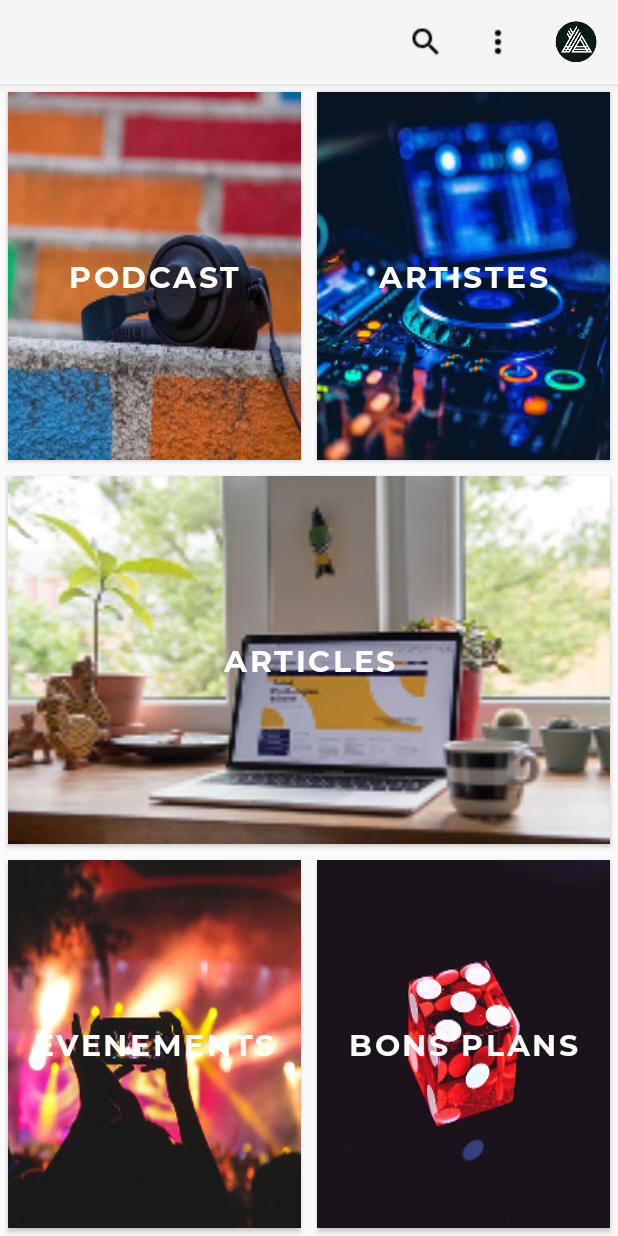
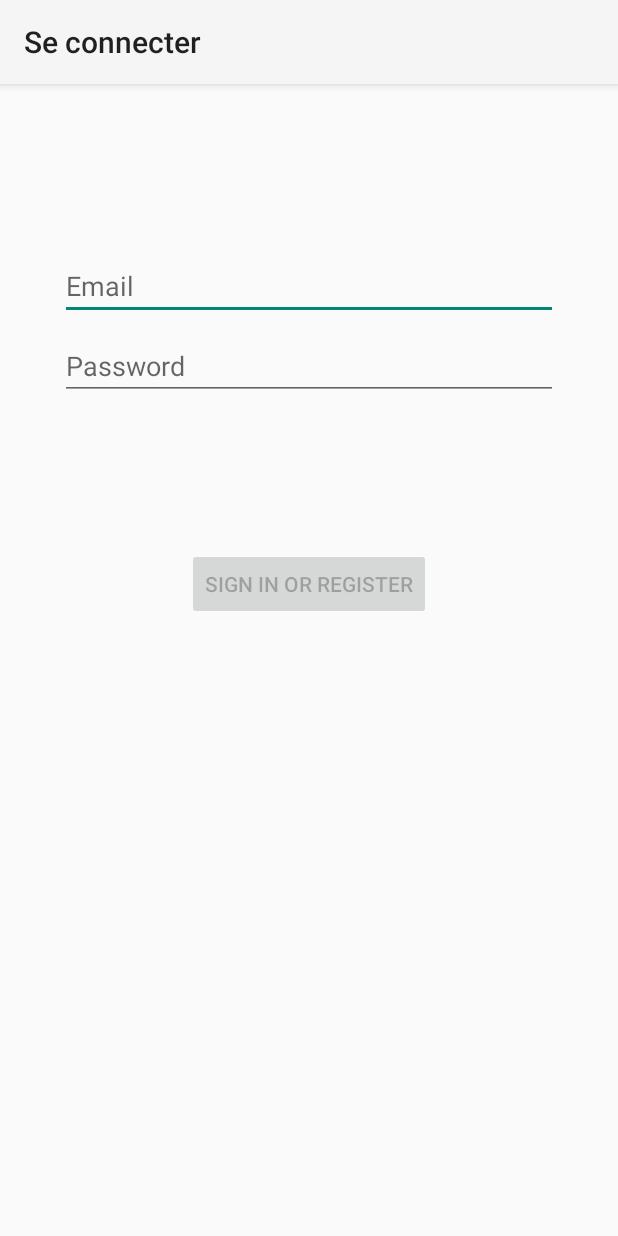
Before and after one commit to louloub/App23, an Android app: the screen it shows after launch (MainActivity before the commit, LoginActivity after it), on a phone screen of 412 x 824 dp. Run offline under Robolectric (Android 15) with nearby library versions, the phone set to English and light mode, and no system bars.

Commit message:
with login activity

```diff
--- a/app/build.gradle
+++ b/app/build.gradle
@@ -26,6 +26,8 @@
     implementation fileTree(dir: 'libs', include: ['*.jar'])
     implementation 'com.android.support:appcompat-v7:28.0.0'
     implementation 'com.android.support.constraint:constraint-layout:1.1.3'
+    implementation 'com.android.support:support-annotations:28.0.0'
+    implementation 'android.arch.lifecycle:extensions:1.1.1'
     testImplementation 'junit:junit:4.12'
     androidTestImplementation 'com.android.support.test:runner:1.0.2'
     androidTestImplementation 'com.android.support.test.espresso:espresso-core:3.0.2'
--- a/app/src/main/AndroidManifest.xml
+++ b/app/src/main/AndroidManifest.xml
@@ -11,7 +11,10 @@
         android:roundIcon="@mipmap/ic_launcher_round"
         android:supportsRtl="true"
         android:theme="@style/Theme.AppCompat.Light">
-        <activity android:name=".Activity.EventPageActivity"></activity>
+        <activity
+            android:name=".Activity.ui.login.LoginActivity"
+            android:label="@string/title_activity_login"></activity>
+        <activity android:name=".Activity.EventPageActivity" />
         <activity android:name=".Activity.EventListActivity" />
         <activity android:name=".Activity.ArticlesListActivity" />
         <activity android:name=".Activity.ArtistesPageActivity" />
--- a/app/src/main/java/com/example/app23/Activity/MainActivity.java
+++ b/app/src/main/java/com/example/app23/Activity/MainActivity.java
@@ -10,6 +10,7 @@
 import android.view.animation.AnimationUtils;
 import android.widget.Button;
 
+import com.example.app23.Activity.ui.login.LoginActivity;
 import com.example.app23.R;
 
 public class MainActivity extends OptionMenuActivity {
@@ -22,6 +23,9 @@
     protected void onCreate(Bundle savedInstanceState) {
         super.onCreate(savedInstanceState);
         setContentView(R.layout.activity_main);
+
+        Intent intent = new Intent(this, LoginActivity.class);
+        startActivity(intent);
 
         // BUTTON ANIMATION
         Animation animation = AnimationUtils.loadAnimation(MainActivity.this, R.anim.alpha);
--- /dev/null
+++ b/app/src/main/java/com/example/app23/Activity/data/LoginRepository.java
@@ -0,0 +1,54 @@
+package com.example.app23.Activity.data;
+
+import com.example.app23.Activity.data.model.LoggedInUser;
+
+/**
+ * Class that requests authentication and user information from the remote data source and
+ * maintains an in-memory cache of login status and user credentials information.
+ */
+public class LoginRepository {
+
+    private static volatile LoginRepository instance;
+
+    private LoginDataSource dataSource;
+
+    // If user credentials will be cached in local storage, it is recommended it be encrypted
+    // @see https://developer.android.com/training/articles/keystore
+    private LoggedInUser user = null;
+
+    // private constructor : singleton access
+    private LoginRepository(LoginDataSource dataSource) {
+        this.dataSource = dataSource;
+    }
+
+    public static LoginRepository getInstance(LoginDataSource dataSource) {
+        if (instance == null) {
+            instance = new LoginRepository(dataSource);
+        }
+        return instance;
+    }
+
+    public boolean isLoggedIn() {
+        return user != null;
+    }
+
+    public void logout() {
+        user = null;
+        dataSource.logout();
+    }
+
+    private void setLoggedInUser(LoggedInUser user) {
+        this.user = user;
+        // If user credentials will be cached in local storage, it is recommended it be encrypted
+        // @see https://developer.android.com/training/articles/keystore
+    }
+
+    public Result<LoggedInUser> login(String username, String password) {
+        // handle login
+        Result<LoggedInUser> result = dataSource.login(username, password);
+        if (result instanceof Result.Success) {
+            setLoggedInUser(((Result.Success<LoggedInUser>) result).getData());
+        }
+        return result;
+    }
+}
--- /dev/null
+++ b/app/src/main/java/com/example/app23/Activity/ui/login/LoginActivity.java
@@ -0,0 +1,127 @@
+package com.example.app23.Activity.ui.login;
+
+import android.app.Activity;
+import android.arch.lifecycle.Observer;
+import android.arch.lifecycle.ViewModelProviders;
+import android.os.Bundle;
+import android.support.annotation.Nullable;
+import android.support.annotation.StringRes;
+import android.support.v7.app.AppCompatActivity;
+import android.text.Editable;
+import android.text.TextWatcher;
+import android.view.KeyEvent;
+import android.view.View;
+import android.view.inputmethod.EditorInfo;
+import android.widget.Button;
+import android.widget.EditText;
+import android.widget.ProgressBar;
+import android.widget.TextView;
+import android.widget.Toast;
+
+import com.example.app23.Activity.ui.login.LoginViewModel;
+import com.example.app23.Activity.ui.login.LoginViewModelFactory;
+import com.example.app23.R;
+
+public class LoginActivity extends AppCompatActivity {
+
+    private LoginViewModel loginViewModel;
+
+    @Override
+    public void onCreate(Bundle savedInstanceState) {
+        super.onCreate(savedInstanceState);
+        setContentView(R.layout.activity_login);
+        loginViewModel = ViewModelProviders.of(this, new LoginViewModelFactory())
+                .get(LoginViewModel.class);
+
+        final EditText usernameEditText = findViewById(R.id.username);
+        final EditText passwordEditText = findViewById(R.id.password);
+        final Button loginButton = findViewById(R.id.login);
+        final ProgressBar loadingProgressBar = findViewById(R.id.loading);
+
+        loginViewModel.getLoginFormState().observe(this, new Observer<LoginFormState>() {
+            @Override
+            public void onChanged(@Nullable LoginFormState loginFormState) {
+                if (loginFormState == null) {
+                    return;
+                }
+                loginButton.setEnabled(loginFormState.isDataValid());
+                if (loginFormState.getUsernameError() != null) {
+                    usernameEditText.setError(getString(loginFormState.getUsernameError()));
+                }
+                if (loginFormState.getPasswordError() != null) {
+                    passwordEditText.setError(getString(loginFormState.getPasswordError()));
+                }
+            }
+        });
+
+        loginViewModel.getLoginResult().observe(this, new Observer<LoginResult>() {
+            @Override
+            public void onChanged(@Nullable LoginResult loginResult) {
+                if (loginResult == null) {
+                    return;
+                }
+                loadingProgressBar.setVisibility(View.GONE);
+                if (loginResult.getError() != null) {
+                    showLoginFailed(loginResult.getError());
+                }
+                if (loginResult.getSuccess() != null) {
+                    updateUiWithUser(loginResult.getSuccess());
+                }
+                setResult(Activity.RESULT_OK);
+
+                //Complete and destroy login activity once successful
+                finish();
+            }
+        });
+
+        TextWatcher afterTextChangedListener = new TextWatcher() {
+            @Override
+            public void beforeTextChanged(CharSequence s, int start, int count, int after) {
+                // ignore
+            }
+
+            @Override
+            public void onTextChanged(CharSequence s, int start, int before, int count) {
+                // ignore
+            }
+
+            @Override
+            public void afterTextChanged(Editable s) {
+                loginViewModel.loginDataChanged(usernameEditText.getText().toString(),
+                        passwordEditText.getText().toString());
+            }
+        };
+        usernameEditText.addTextChangedListener(afterTextChangedListener);
+        passwordEditText.addTextChangedListener(afterTextChangedListener);
+        passwordEditText.setOnEditorActionListener(new TextView.OnEditorActionListener() {
+
+            @Override
+            public boolean onEditorAction(TextView v, int actionId, KeyEvent event) {
+                if (actionId == EditorInfo.IME_ACTION_DONE) {
+                    loginViewModel.login(usernameEditText.getText().toString(),
+                            passwordEditText.getText().toString());
+                }
+                return false;
+            }
+        });
+
+        loginButton.setOnClickListener(new View.OnClickListener() {
+            @Override
+            public void onClick(View v) {
+                loadingProgressBar.setVisibility(View.VISIBLE);
+                loginViewModel.login(usernameEditText.getText().toString(),
+                        passwordEditText.getText().toString());
+            }
+        });
+    }
+
+    private void updateUiWithUser(LoggedInUserView model) {
+        String welcome = getString(R.string.welcome) + model.getDisplayName();
+        // TODO : initiate successful logged in experience
+        Toast.makeText(getApplicationContext(), welcome, Toast.LENGTH_LONG).show();
+    }
+
+    private void showLoginFailed(@StringRes Integer errorString) {
+        Toast.makeText(getApplicationContext(), errorString, Toast.LENGTH_SHORT).show();
+    }
+}
--- /dev/null
+++ b/app/src/main/java/com/example/app23/Activity/ui/login/LoginViewModel.java
@@ -0,0 +1,69 @@
+package com.example.app23.Activity.ui.login;
+
+import android.arch.lifecycle.LiveData;
+import android.arch.lifecycle.MutableLiveData;
+import android.arch.lifecycle.ViewModel;
+import android.util.Patterns;
+
+import com.example.app23.Activity.data.LoginRepository;
+import com.example.app23.Activity.data.Result;
+import com.example.app23.Activity.data.model.LoggedInUser;
+import com.example.app23.R;
+
+public class LoginViewModel extends ViewModel {
+
+    private MutableLiveData<LoginFormState> loginFormState = new MutableLiveData<>();
+    private MutableLiveData<LoginResult> loginResult = new MutableLiveData<>();
+    private LoginRepository loginRepository;
+
+    LoginViewModel(LoginRepository loginRepository) {
+        this.loginRepository = loginRepository;
+    }
+
+    LiveData<LoginFormState> getLoginFormState() {
+        return loginFormState;
+    }
+
+    LiveData<LoginResult> getLoginResult() {
+        return loginResult;
+    }
+
+    public void login(String username, String password) {
+        // can be launched in a separate asynchronous job
+        Result<LoggedInUser> result = loginRepository.login(username, password);
+
+        if (result instanceof Result.Success) {
+            LoggedInUser data = ((Result.Success<LoggedInUser>) result).getData();
+            loginResult.setValue(new LoginResult(new LoggedInUserView(data.getDisplayName())));
+        } else {
+            loginResult.setValue(new LoginResult(R.string.login_failed));
+        }
+    }
+
+    public void loginDataChanged(String username, String password) {
+        if (!isUserNameValid(username)) {
+            loginFormState.setValue(new LoginFormState(R.string.invalid_username, null));
+        } else if (!isPasswordValid(password)) {
+            loginFormState.setValue(new LoginFormState(null, R.string.invalid_password));
+        } else {
+            loginFormState.setValue(new LoginFormState(true));
+        }
+    }
+
+    // A placeholder username validation check
+    private boolean isUserNameValid(String username) {
+        if (username == null) {
+            return false;
+        }
+        if (username.contains("@")) {
+            return Patterns.EMAIL_ADDRESS.matcher(username).matches();
+        } else {
+            return !username.trim().isEmpty();
+        }
+    }
+
+    // A placeholder password validation check
+    private boolean isPasswordValid(String password) {
+        return password != null && password.trim().length() > 5;
+    }
+}
--- /dev/null
+++ b/app/src/main/java/com/example/app23/Activity/ui/login/LoginViewModelFactory.java
@@ -0,0 +1,26 @@
+package com.example.app23.Activity.ui.login;
+
+import android.arch.lifecycle.ViewModel;
+import android.arch.lifecycle.ViewModelProvider;
+import android.support.annotation.NonNull;
+
+import com.example.app23.Activity.data.LoginDataSource;
+import com.example.app23.Activity.data.LoginRepository;
+
+/**
+ * ViewModel provider factory to instantiate LoginViewModel.
+ * Required given LoginViewModel has a non-empty constructor
+ */
+public class LoginViewModelFactory implements ViewModelProvider.Factory {
+
+    @NonNull
+    @Override
+    @SuppressWarnings("unchecked")
+    public <T extends ViewModel> T create(@NonNull Class<T> modelClass) {
+        if (modelClass.isAssignableFrom(LoginViewModel.class)) {
+            return (T) new LoginViewModel(LoginRepository.getInstance(new LoginDataSource()));
+        } else {
+            throw new IllegalArgumentException("Unknown ViewModel class");
+        }
+    }
+}
--- /dev/null
+++ b/app/src/main/res/layout/activity_login.xml
@@ -0,0 +1,78 @@
+<?xml version="1.0" encoding="utf-8"?>
+<android.support.constraint.ConstraintLayout xmlns:android="http://schemas.android.com/apk/res/android"
+    xmlns:app="http://schemas.android.com/apk/res-auto"
+    xmlns:tools="http://schemas.android.com/tools"
+    android:id="@+id/container"
+    android:layout_width="match_parent"
+    android:layout_height="match_parent"
+    android:paddingLeft="@dimen/activity_horizontal_margin"
+    android:paddingTop="@dimen/activity_vertical_margin"
+    android:paddingRight="@dimen/activity_horizontal_margin"
+    android:paddingBottom="@dimen/activity_vertical_margin"
+    tools:context=".Activity.ui.login.LoginActivity">
+
+    <EditText
+        android:id="@+id/username"
+        android:layout_width="0dp"
+        android:layout_height="wrap_content"
+        android:layout_marginStart="24dp"
+        android:layout_marginTop="96dp"
+        android:layout_marginEnd="24dp"
+
+        android:hint="@string/prompt_email"
+        android:inputType="textEmailAddress"
+        android:selectAllOnFocus="true"
+        app:layout_constraintEnd_toEndOf="parent"
+        app:layout_constraintStart_toStartOf="parent"
+        app:layout_constraintTop_toTopOf="parent" />
+
+    <EditText
+        android:id="@+id/password"
+        android:layout_width="0dp"
+        android:layout_height="wrap_content"
+        android:layout_marginStart="24dp"
+        android:layout_marginTop="8dp"
+        android:layout_marginEnd="24dp"
+
+        android:hint="@string/prompt_password"
+        android:imeActionLabel="@string/action_sign_in_short"
+        android:imeOptions="actionDone"
+        android:inputType="textPassword"
+        android:selectAllOnFocus="true"
+        app:layout_constraintEnd_toEndOf="parent"
+        app:layout_constraintStart_toStartOf="parent"
+        app:layout_constraintTop_toBottomOf="@+id/username" />
+
+    <Button
+        android:id="@+id/login"
+        android:layout_width="wrap_content"
+        android:layout_height="wrap_content"
+        android:layout_gravity="start"
+        android:layout_marginStart="48dp"
+        android:layout_marginTop="16dp"
+        android:layout_marginEnd="48dp"
+        android:layout_marginBottom="64dp"
+        android:enabled="false"
+        android:text="@string/action_sign_in"
+        app:layout_constraintBottom_toBottomOf="parent"
+        app:layout_constraintEnd_toEndOf="parent"
+        app:layout_constraintStart_toStartOf="parent"
+        app:layout_constraintTop_toBottomOf="@+id/password"
+        app:layout_constraintVertical_bias="0.2" />
+
+    <ProgressBar
+        android:id="@+id/loading"
+        android:layout_width="wrap_content"
+        android:layout_height="wrap_content"
+        android:layout_gravity="center"
+        android:layout_marginStart="32dp"
+        android:layout_marginTop="64dp"
+        android:layout_marginEnd="32dp"
+        android:layout_marginBottom="64dp"
+        android:visibility="gone"
+        app:layout_constraintBottom_toBottomOf="parent"
+        app:layout_constraintEnd_toEndOf="@+id/password"
+        app:layout_constraintStart_toStartOf="@+id/password"
+        app:layout_constraintTop_toTopOf="parent"
+        app:layout_constraintVertical_bias="0.3" />
+</android.support.constraint.ConstraintLayout>
--- /dev/null
+++ b/app/src/main/res/values/dimens.xml
@@ -0,0 +1,5 @@
+<resources>
+    <!-- Default screen margins, per the Android Design guidelines. -->
+    <dimen name="activity_horizontal_margin">16dp</dimen>
+    <dimen name="activity_vertical_margin">16dp</dimen>
+</resources>
--- a/app/src/main/res/values/strings.xml
+++ b/app/src/main/res/values/strings.xml
@@ -5,4 +5,13 @@
     <string name="articles">Articles</string>
     <string name="evenements">Evenements</string>
     <string name="bonsplans">Bons Plans</string>
+    <string name="title_activity_login">Se connecter</string>
+    <string name="prompt_email">Email</string>
+    <string name="prompt_password">Password</string>
+    <string name="action_sign_in">Sign in or register</string>
+    <string name="action_sign_in_short">Sign in</string>
+    <string name="welcome">"Welcome !"</string>
+    <string name="invalid_username">Not a valid username</string>
+    <string name="invalid_password">Password must be >5 characters</string>
+    <string name="login_failed">"Login failed"</string>
 </resources>
```
Also changed, not shown: app/src/main/java/com/example/app23/Activity/data/LoginDataSource.java (added, +29 -0 lines), app/src/main/java/com/example/app23/Activity/data/Result.java (added, +48 -0 lines), app/src/main/java/com/example/app23/Activity/data/model/LoggedInUser.java (added, +23 -0 lines), app/src/main/java/com/example/app23/Activity/ui/login/LoggedInUserView.java (added, +17 -0 lines), app/src/main/java/com/example/app23/Activity/ui/login/LoginFormState.java (added, +40 -0 lines), app/src/main/java/com/example/app23/Activity/ui/login/LoginResult.java (added, +31 -0 lines).
